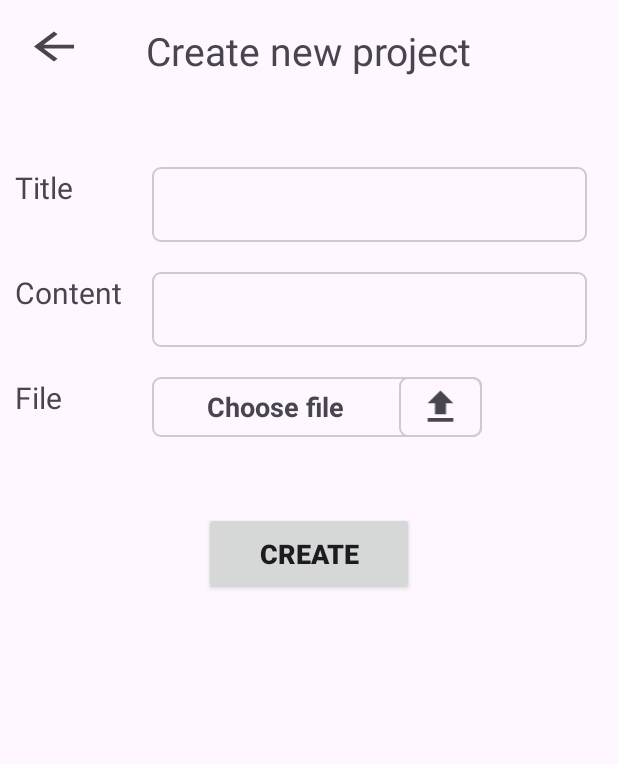
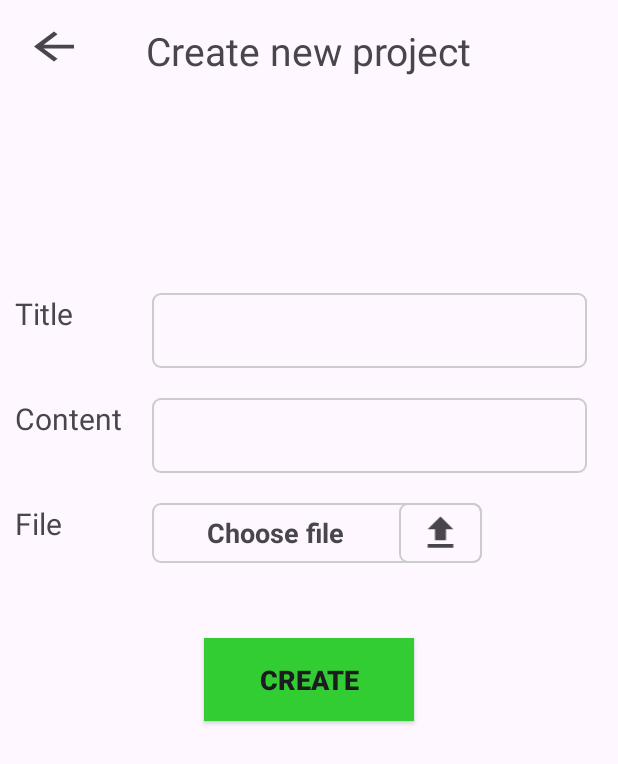
Before and after one commit to khoaLe12/PRM_TaskManagement_GroupProject, an Android app: the ProjectCreateActivity screen opened directly, with no data from a screen before it, on a phone screen of 412 x 824 dp. Shown: the top 764 px of the screen. Run offline under Robolectric (Android 15) with nearby library versions, the phone set to English and light mode, and no system bars; our stand-ins replace Room's generated code; libraries missing offline, so code that uses them is left out: com.cloudinary, com.cloudinary.utils.

Commit message:
update app ui

```diff
--- /dev/null
+++ b/app/src/main/res/drawable/shadow_button_style.xml
@@ -0,0 +1,18 @@
+<?xml version="1.0" encoding="utf-8"?>
+<layer-list xmlns:android="http://schemas.android.com/apk/res/android">
+    <item >
+        <shape android:shape="rectangle">
+            <solid android:color="#000000" />
+        </shape>
+    </item>
+    <item>
+        <shape android:shape="rectangle">
+            <solid android:color="#000000" />
+        </shape>
+    </item>
+    <item android:bottom="3px" android:right="3px">
+        <shape android:shape="rectangle">
+            <solid android:color="#FFFFFF" />
+        </shape>
+    </item>
+</layer-list>
--- a/app/src/main/res/layout/activity_project.xml
+++ b/app/src/main/res/layout/activity_project.xml
@@ -156,8 +156,8 @@
         android:id="@+id/fabCreateProject"
         android:layout_width="56dp"
         android:layout_height="59dp"
-        android:layout_marginEnd="36dp"
-        android:layout_marginBottom="32dp"
+        android:layout_marginEnd="28dp"
+        android:layout_marginBottom="56dp"
         android:clickable="true"
         app:layout_constraintBottom_toTopOf="@+id/linearLayout7"
         app:layout_constraintEnd_toEndOf="parent"
--- a/app/src/main/res/layout/activity_project_create.xml
+++ b/app/src/main/res/layout/activity_project_create.xml
@@ -31,10 +31,11 @@
         android:id="@+id/linearLayout9"
         android:layout_width="match_parent"
         android:layout_height="wrap_content"
-        android:layout_marginTop="60dp"
+        android:layout_marginTop="144dp"
         android:orientation="horizontal"
         android:weightSum="9.3"
-        app:layout_constraintTop_toBottomOf="@+id/textView3">
+        app:layout_constraintTop_toBottomOf="@+id/textView3"
+        tools:layout_editor_absoluteX="0dp">
 
         <LinearLayout
             android:layout_width="0dp"
@@ -46,23 +47,23 @@
             <TextView
                 android:layout_width="match_parent"
                 android:layout_height="50dp"
+                android:layout_marginBottom="20dp"
                 android:text="Title"
-                android:textSize="20sp"
-                android:layout_marginBottom="20dp"/>
+                android:textSize="20sp" />
 
             <TextView
                 android:layout_width="match_parent"
                 android:layout_height="50dp"
+                android:layout_marginBottom="20dp"
                 android:text="Content"
-                android:textSize="20sp"
-                android:layout_marginBottom="20dp"/>
+                android:textSize="20sp" />
 
             <TextView
                 android:layout_width="match_parent"
                 android:layout_height="50dp"
+                android:layout_marginBottom="20dp"
                 android:text="File"
-                android:textSize="20sp"
-                android:layout_marginBottom="20dp"/>
+                android:textSize="20sp" />
         </LinearLayout>
 
         <LinearLayout
@@ -75,27 +76,27 @@
                 android:id="@+id/etTitle_project_create"
                 android:layout_width="290dp"
                 android:layout_height="50dp"
+                android:layout_marginBottom="20dp"
                 android:background="@drawable/custom_layout_border"
                 android:textSize="20sp"
-                android:layout_marginBottom="20dp"
                 tools:ignore="TouchTargetSizeCheck,SpeakableTextPresentCheck" />
 
             <EditText
                 android:id="@+id/etContent_project_create"
                 android:layout_width="290dp"
                 android:layout_height="50dp"
+                android:layout_marginBottom="20dp"
                 android:background="@drawable/custom_layout_border"
-                android:inputType="textPassword"
+                android:inputType="text"
                 android:textSize="20sp"
-                android:layout_marginBottom="20dp"
                 tools:ignore="SpeakableTextPresentCheck,TouchTargetSizeCheck" />
 
             <LinearLayout
                 android:id="@+id/layoutFile_project_create"
                 android:layout_width="220dp"
                 android:layout_height="wrap_content"
+                android:background="@drawable/custom_choose_file_border"
                 android:orientation="horizontal"
-                android:background="@drawable/custom_choose_file_border"
                 android:weightSum="8">
 
                 <TextView
@@ -108,14 +109,15 @@
                     android:textSize="18sp"
                     android:textStyle="bold"
                     tools:ignore="TouchTargetSizeCheck" />
+
                 <ImageView
-                    android:layout_weight="2"
                     android:layout_width="0dp"
                     android:layout_height="40dp"
+                    android:layout_weight="2"
+                    android:background="@drawable/custom_choose_file_border"
                     android:paddingTop="5dp"
                     android:paddingBottom="5dp"
-                    android:background="@drawable/custom_choose_file_border"
-                    android:src="@drawable/baseline_file_upload_24"/>
+                    android:src="@drawable/baseline_file_upload_24" />
             </LinearLayout>
         </LinearLayout>
     </LinearLayout>
@@ -133,6 +135,8 @@
         android:id="@+id/btnCreate_project_create"
         android:layout_width="140dp"
         android:layout_height="55dp"
+        android:background="@drawable/shadow_button_style"
+        android:backgroundTint="#32CD32"
         android:text="Create"
         android:textSize="18sp"
         android:textStyle="bold"
--- a/app/src/main/res/layout/activity_register.xml
+++ b/app/src/main/res/layout/activity_register.xml
@@ -148,6 +148,8 @@
         android:layout_width="140dp"
         android:layout_height="55dp"
         android:layout_marginTop="28dp"
+        android:background="@drawable/shadow_button_style"
+        android:backgroundTint="#96DED1"
         android:text="Register"
         android:textSize="18sp"
         android:textStyle="bold"
```
Also changed, not shown: app/src/main/res/drawable/round_profile.xml (added, +17 -0 lines), app/src/main/res/layout/activity_admin_dashboard.xml (+8 -6 lines), app/src/main/res/layout/activity_login.xml (+16 -0 lines), app/src/main/res/layout/activity_project_detail.xml (+19 -15 lines), app/src/main/res/layout/activity_user_profile.xml (+3 -11 lines), app/src/main/res/layout/dialog_add_member.xml (+6 -3 lines).
